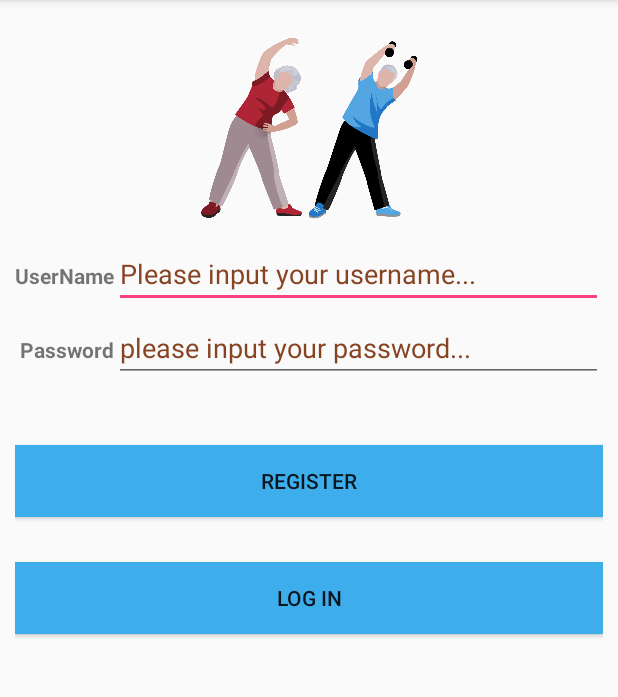
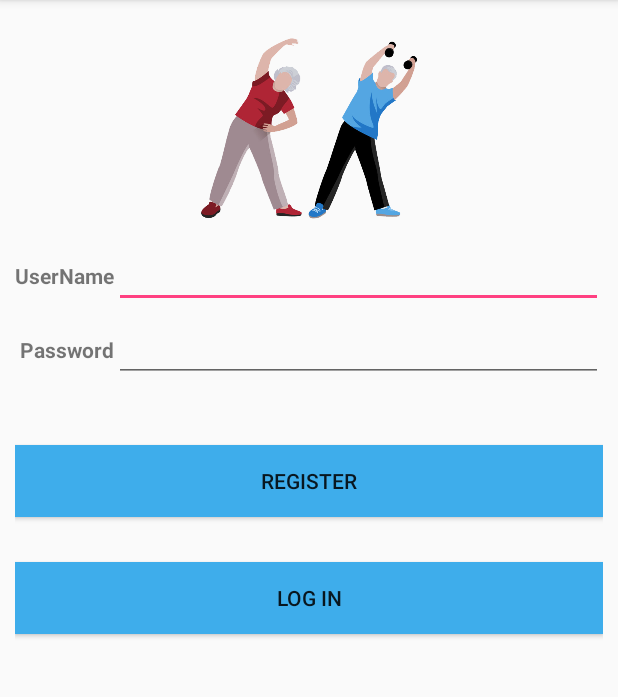
Before and after one commit to iceice815/Mobile_Proj2, an Android app: the Login screen opened directly, with no data from a screen before it, on a phone screen of 412 x 824 dp, the part 84-781 px from its top. Run offline under Robolectric (Android 15) with nearby library versions, the phone set to English and light mode, and no system bars; libraries missing offline, so code that uses them is left out: com.microsoft.windowsazure; 5 statements that could not run were skipped.

Commit message:
login+register virsualization

```diff
--- a/MyApplication/app/src/main/java/proj2/mobile/melbourne/elderfitness/DataVirtualization.java
+++ b/MyApplication/app/src/main/java/proj2/mobile/melbourne/elderfitness/DataVirtualization.java
@@ -73,10 +73,12 @@ public class DataVirtualization extends AppCompatActivity implements InitializeT
         //set their property
         setPieChartProperty(pie_chart1);
         setPieChartProperty(pie_chart2);
+        //get the data of the distance and show them in the barchart
         print_distance_bar_chart();
+        //get the data of the flight and show then in the barchart
         print_flight_bar_chart();
+        //get the data of the calori and show them in the barchart
         print_calorie_bar_chart();
-
     }
     /**
      * set pie chart property
--- a/MyApplication/app/src/main/res/layout/activity_login.xml
+++ b/MyApplication/app/src/main/res/layout/activity_login.xml
@@ -11,7 +11,7 @@
         android:layout_width="150dp"
         android:layout_height="150dp"
         android:scaleType="centerCrop"
-        android:src="@drawable/image3"
+        android:src="@drawable/picture2"
         android:layout_alignParentTop="true"
         android:layout_centerHorizontal="true" />
 
@@ -29,8 +29,6 @@
         android:id="@+id/UserName"
         android:layout_width="match_parent"
         android:layout_height="wrap_content"
-        android:hint="Please input your username..."
-        android:textColorHint="#874423"
         android:layout_below="@+id/LoginView"
         android:layout_alignParentEnd="true"
         android:layout_toEndOf="@+id/textView2" />
@@ -50,9 +48,7 @@
         android:layout_width="match_parent"
         android:layout_height="wrap_content"
         android:layout_marginTop="49dp"
-        android:hint="please input your password..."
         android:inputType="textPassword"
-        android:textColorHint="#874423"
         android:layout_below="@+id/LoginView"
         android:layout_alignParentEnd="true"
         android:layout_toEndOf="@+id/textView" />
--- a/MyApplication/app/src/main/res/layout/activity_register.xml
+++ b/MyApplication/app/src/main/res/layout/activity_register.xml
@@ -10,7 +10,7 @@
         android:layout_width="100dp"
         android:layout_height="100dp"
         android:scaleType="centerCrop"
-        android:src="@drawable/image3"
+        android:src="@drawable/picture2"
         android:layout_above="@+id/Username"
         android:layout_centerHorizontal="true" />
     <ProgressBar
```
Also changed, not shown: MyApplication/app/src/main/res/drawable/picture2.png (added).
